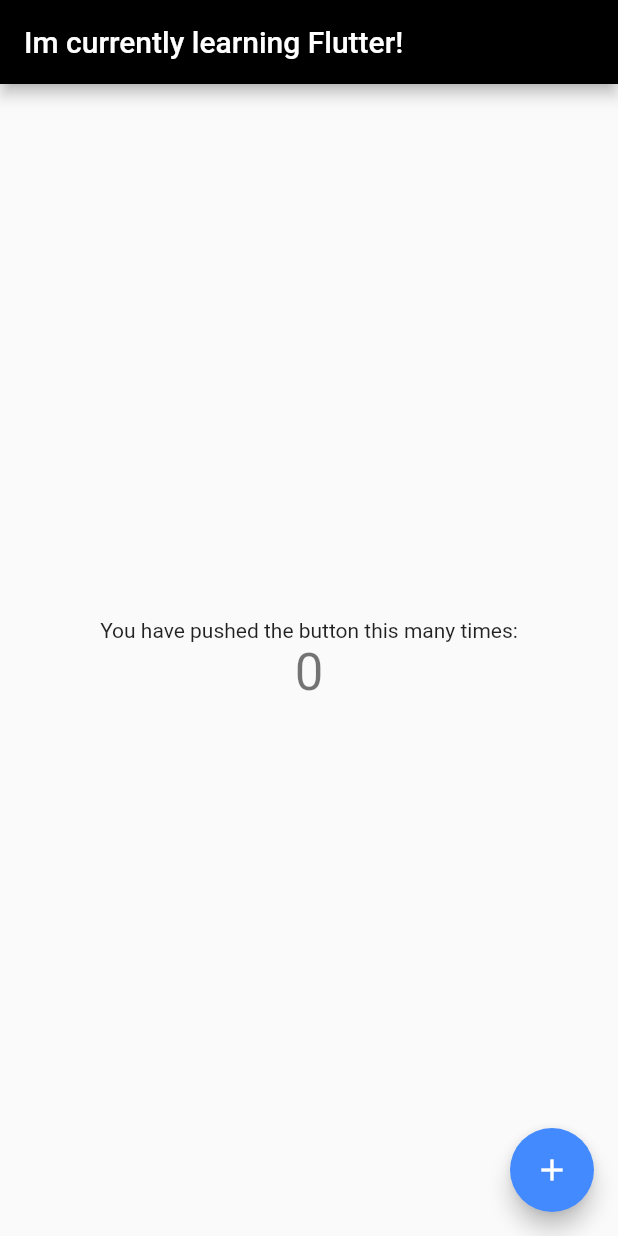
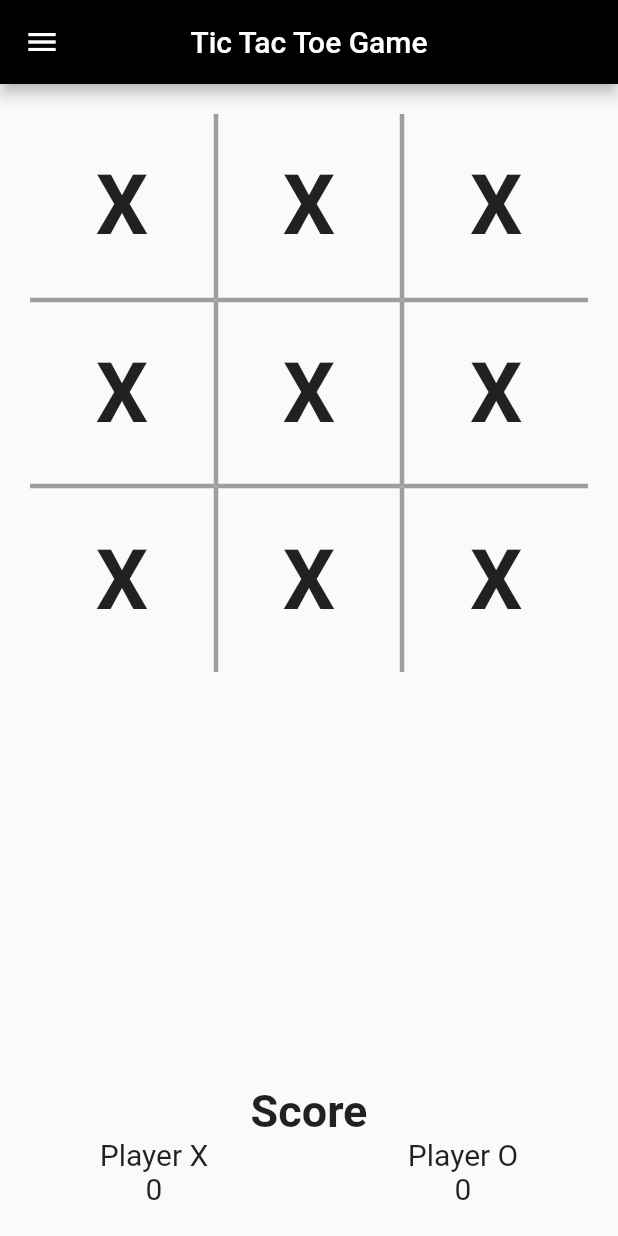
Before and after one commit to PotatOn240HZz/XO_Game, a Flutter app: the screen it shows after launch, on a phone screen of 412 x 824 dp. Run offline on Flutter 3.47's test engine with Material 2 defaults, Android fonts, the phone set to English and light mode, and no system bars.

Commit message:
Grid And Initial Containers Commit

```diff
--- a/lib/main.dart
+++ b/lib/main.dart
@@ -1,4 +1,5 @@
 import 'package:flutter/material.dart';
+import 'package:url_launcher/url_launcher.dart';
 
 void main() {
   runApp(const MyApp());
@@ -6,6 +7,7 @@ void main() {
 
 class MyApp extends StatelessWidget {
   const MyApp({Key? key}) : super(key: key);
+
   @override
   Widget build(BuildContext context) {
     return MaterialApp(
@@ -13,7 +15,7 @@ class MyApp extends StatelessWidget {
       theme: ThemeData(
         primarySwatch: Colors.green,
       ),
-      home: const MyHomePage(title: 'Im currently learning Flutter!'),
+      home: const MyHomePage(title: 'Tic Tac Toe Game'),
     );
   }
 }
@@ -28,45 +30,151 @@ class MyHomePage extends StatefulWidget {
 }
 
 class _MyHomePageState extends State<MyHomePage> {
-  int _counter = 0;
-
-  void _incrementCounter() {
-    setState(() {
-      if (_counter == 10) {
-        _counter = 0;
-      } else {
-        _counter++;
-      }
-    });
-  }
 
   @override
   Widget build(BuildContext context) {
     return Scaffold(
       appBar: AppBar(
         title: Text(widget.title),
+        centerTitle: true,
         backgroundColor: Colors.black,
+      ),
+      drawer: Drawer(
+        child: SafeArea(
+          child: ListView(
+            padding: EdgeInsets.zero,
+            children: [
+              ListTile(
+                horizontalTitleGap: 0,
+                leading: Image.asset('assets/images/Github.png', width: 30),
+                title: const Text('GitHub'),
+                onTap: () => _launchUrl('https://github.com/PotatOn240HZz'),
+              ),
+              ListTile(
+                horizontalTitleGap: 0,
+                leading: Image.asset('assets/images/Linkedin.png', width: 30),
+                title: const Text('LinkedIn'),
+                onTap: () =>
+                    _launchUrl('https://www.linkedin.com/in/yousefshaban/'),
+              ),
+            ],
+          ),
+        ),
       ),
       body: Center(
         child: Column(
-          mainAxisAlignment: MainAxisAlignment.center,
-          children: <Widget>[
+          children: [
+            Padding(
+              padding: const EdgeInsets.all(20),
+              child: GridView.builder(
+                shrinkWrap: true,
+                gridDelegate: const SliverGridDelegateWithFixedCrossAxisCount(
+                  crossAxisCount: 3,
+                ),
+                itemCount: 9,
+                itemBuilder: (BuildContext context, int index) {
+                  return GridTile(
+                    child: Container(
+                      decoration: BoxDecoration(
+                        border: _determineBorder(index),
+                      ),
+                      child: const Center(
+                        child: Text(
+                          // mylist[index],
+                          'X',
+                          style: TextStyle(
+                              fontWeight: FontWeight.bold, fontSize: 55),
+                          textAlign: TextAlign.center,
+                        ),
+                      ),
+                    ),
+                  );
+                },
+              ),
+            ),
+            const Expanded(child: SizedBox()),
             const Text(
-              'You have pushed the button this many times:',
+              'Score',
+              style: TextStyle(fontWeight: FontWeight.bold, fontSize: 30),
             ),
-            Text(
-              '$_counter',
-              style: Theme.of(context).textTheme.headline4,
-            ),
+            Padding(
+              padding: const EdgeInsets.only(bottom: 20),
+              child: Row(
+                  mainAxisAlignment: MainAxisAlignment.spaceAround,
+                  children: [
+                    Column(children: const [
+                      Text(
+                        'Player X',
+                        style: TextStyle(fontSize: 20),
+                      ),
+                      Text(
+                        '0',
+                        style: TextStyle(fontSize: 20),
+                      ),
+                    ]),
+                    Column(children: const [
+                      Text(
+                        'Player O',
+                        style: TextStyle(fontSize: 20),
+                      ),
+                      Text(
+                        '0',
+                        style: TextStyle(fontSize: 20),
+                      ),
+                    ]),
+                  ]),
+            )
           ],
         ),
       ),
-      floatingActionButton: FloatingActionButton(
-        onPressed: _incrementCounter,
-        tooltip: 'Increment',
-        backgroundColor: Colors.blueAccent,
-        child: const Icon(Icons.add),
-      ),
     );
   }
+
+  Border _determineBorder(int index) {
+    BorderSide borderSide = const BorderSide(
+      color: Colors.grey,
+      width: 1.5,
+    );
+    switch (index) {
+      case 0:
+        return Border(bottom: borderSide, right: borderSide);
+
+      case 1:
+        return Border(left: borderSide, bottom: borderSide, right: borderSide);
+
+      case 2:
+        return Border(left: borderSide, bottom: borderSide);
+
+      case 3:
+        return Border(bottom: borderSide, right: borderSide, top: borderSide);
+
+      case 4:
+        return Border(
+          left: borderSide,
+          bottom: borderSide,
+          right: borderSide,
+          top: borderSide,
+        );
+      case 5:
+        return Border(left: borderSide, bottom: borderSide, top: borderSide);
+
+      case 6:
+        return Border(right: borderSide, top: borderSide);
+
+      case 7:
+        return Border(left: borderSide, top: borderSide, right: borderSide);
+
+      case 8:
+        return Border(left: borderSide, top: borderSide);
+      default:
+        return const Border();
+    }
+  }
+
+  Future<void> _launchUrl(String url) async {
+    Uri uri = Uri.parse(url);
+    if (!await launchUrl(uri)) {
+      throw 'Could not launch $uri';
+    }
+  }
 }
--- a/pubspec.yaml
+++ b/pubspec.yaml
@@ -34,6 +34,7 @@ dependencies:
   # The following adds the Cupertino Icons font to your application.
   # Use with the CupertinoIcons class for iOS style icons.
   cupertino_icons: ^1.0.2
+  url_launcher: ^6.1.5
 
 dev_dependencies:
   flutter_test:
@@ -58,9 +59,8 @@ flutter:
   uses-material-design: true
 
   # To add assets to your application, add an assets section, like this:
-  # assets:
-  #   - images/a_dot_burr.jpeg
-  #   - images/a_dot_ham.jpeg
+  assets:
+    - assets/images/
 
   # An image asset can refer to one or more resolution-specific "variants", see
   # https://flutter.dev/assets-and-images/#resolution-aware
```
Also changed, not shown: assets/images/Github.png (added), assets/images/Linkedin.png (added), pubspec.lock, 1 other file.
